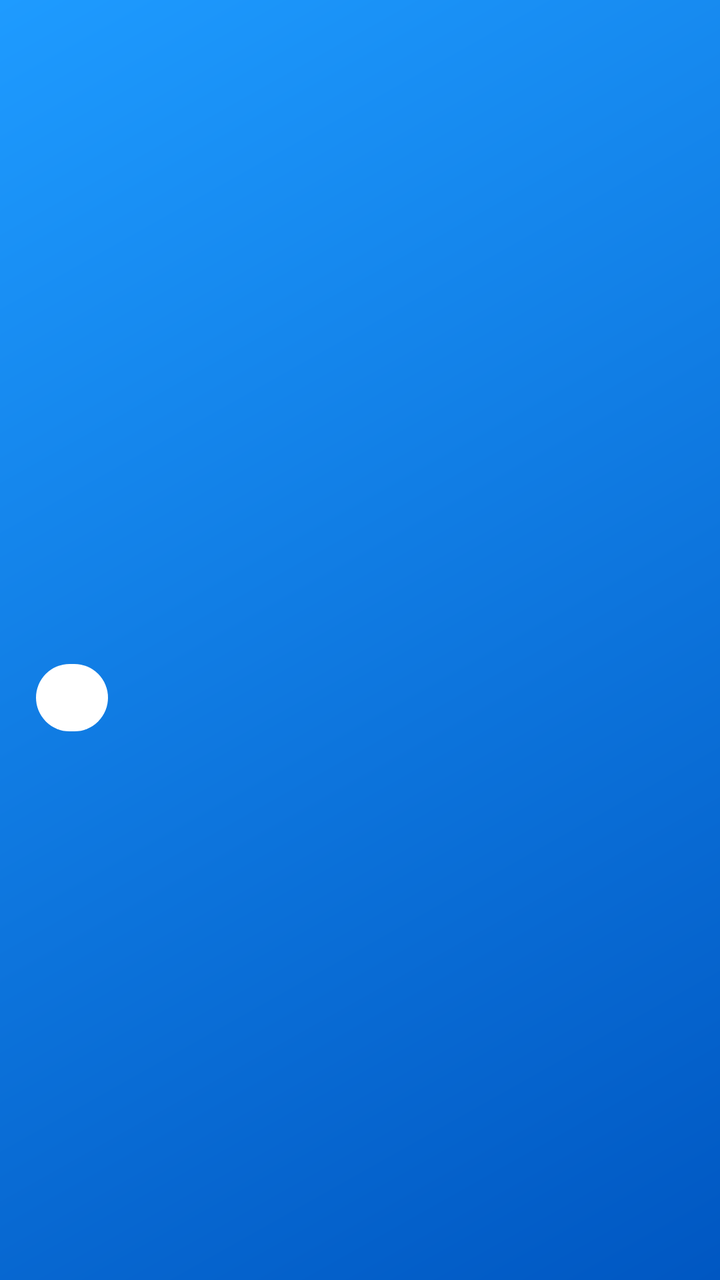
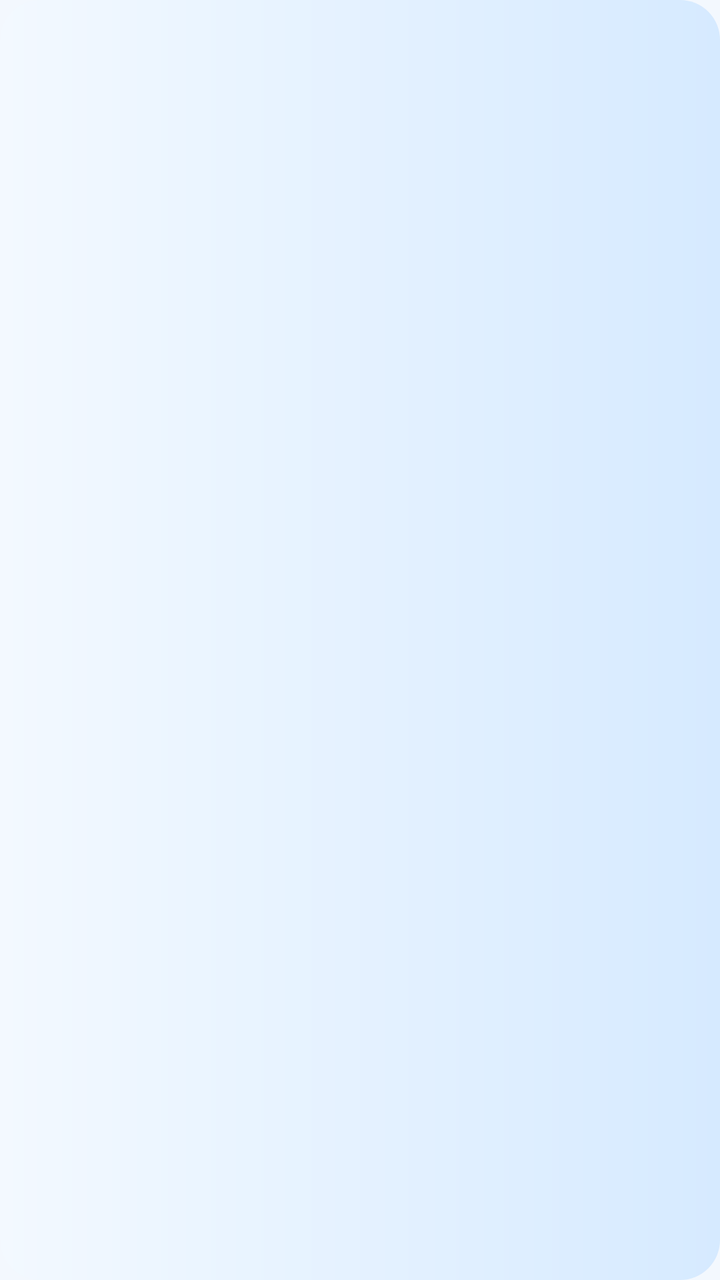

Two renders of the same Android screen: before a commit and after it. Below are the layout's source before the change and the commit's diff.
<!-- AndroidManifest.xml: application theme Theme.Vanty -->
<!-- res/layout/notif_aria_grande.xml -->
<?xml version="1.0" encoding="utf-8"?>
<LinearLayout xmlns:android="http://schemas.android.com/apk/res/android"
    android:id="@+id/raiz"
    android:layout_width="match_parent"
    android:layout_height="wrap_content"
    android:background="@drawable/notif_azul"
    android:gravity="center_vertical"
    android:orientation="horizontal"
    android:paddingStart="18dp"
    android:paddingTop="14dp"
    android:paddingEnd="10dp"
    android:paddingBottom="14dp">

    <LinearLayout
        android:layout_width="0dp"
        android:layout_height="wrap_content"
        android:layout_weight="1"
        android:orientation="vertical">

        <TextView
            android:id="@+id/titulo"
            android:layout_width="match_parent"
            android:layout_height="wrap_content"
            android:maxLines="2"
            android:textColor="#FFFFFF"
            android:textSize="17sp"
            android:textStyle="bold" />

        <TextView
            android:id="@+id/texto"
            android:layout_width="match_parent"
            android:layout_height="wrap_content"
            android:layout_marginTop="4dp"
            android:maxLines="4"
            android:textColor="#F2FFFFFF"
            android:textSize="14sp" />

        <TextView
            android:id="@+id/boton"
            android:layout_width="wrap_content"
            android:layout_height="wrap_content"
            android:layout_marginTop="12dp"
            android:background="@drawable/notif_boton"
            android:paddingStart="18dp"
            android:paddingTop="8dp"
            android:paddingEnd="18dp"
            android:paddingBottom="8dp"
            android:textAllCaps="true"
            android:textColor="#0057C2"
            android:textSize="13sp"
            android:textStyle="bold" />
    </LinearLayout>

    <ImageView
        android:id="@+id/aria"
        android:layout_width="96dp"
        android:layout_height="120dp"
        android:layout_marginStart="8dp"
        android:contentDescription="ARIA"
        android:scaleType="fitCenter" />
</LinearLayout>
<!-- resources referenced by this layout -->
<resources>
  <!-- drawable notif_azul (drawable) -->
  <?xml version="1.0" encoding="utf-8"?>
  <shape xmlns:android="http://schemas.android.com/apk/res/android" android:shape="rectangle">
      <gradient android:angle="315" android:startColor="#1E9BFF" android:endColor="#0057C2" />
  </shape>
  <!-- drawable notif_boton (drawable) -->
  <?xml version="1.0" encoding="utf-8"?>
  <shape xmlns:android="http://schemas.android.com/apk/res/android" android:shape="rectangle">
      <solid android:color="#FFFFFF" />
      <corners android:radius="50dp" />
  </shape>
  <style name="Theme.Vanty" parent="android:Theme.Material.Light.NoActionBar">
          <item name="android:windowBackground">@color/vanty_bg</item>
          <item name="android:statusBarColor">@android:color/transparent</item>
          <item name="android:navigationBarColor">@android:color/transparent</item>
      </style>
  <color name="vanty_bg">#F3F8FE</color>
</resources>

<!-- the commit's change to res/layout/notif_aria_grande.xml (unified diff, before → after) -->
@@ -3,59 +3,45 @@
     android:id="@+id/raiz"
     android:layout_width="match_parent"
     android:layout_height="wrap_content"
+    android:minHeight="128dp"
     android:background="@drawable/notif_azul"
-    android:gravity="center_vertical"
     android:orientation="horizontal"
-    android:paddingStart="18dp"
-    android:paddingTop="14dp"
-    android:paddingEnd="10dp"
-    android:paddingBottom="14dp">
+    android:paddingStart="18dp">
 
     <LinearLayout
         android:layout_width="0dp"
         android:layout_height="wrap_content"
+        android:layout_gravity="center_vertical"
         android:layout_weight="1"
-        android:orientation="vertical">
+        android:orientation="vertical"
+        android:paddingTop="16dp"
+        android:paddingBottom="16dp">
 
         <TextView
             android:id="@+id/titulo"
             android:layout_width="match_parent"
             android:layout_height="wrap_content"
             android:maxLines="2"
-            android:textColor="#FFFFFF"
-            android:textSize="17sp"
+            android:textColor="#0B1B33"
+            android:textSize="20sp"
             android:textStyle="bold" />
 
         <TextView
             android:id="@+id/texto"
             android:layout_width="match_parent"
             android:layout_height="wrap_content"
-            android:layout_marginTop="4dp"
+            android:layout_marginTop="6dp"
+            android:lineSpacingExtra="2dp"
             android:maxLines="4"
-            android:textColor="#F2FFFFFF"
-            android:textSize="14sp" />
-
-        <TextView
-            android:id="@+id/boton"
-            android:layout_width="wrap_content"
-            android:layout_height="wrap_content"
-            android:layout_marginTop="12dp"
-            android:background="@drawable/notif_boton"
-            android:paddingStart="18dp"
-            android:paddingTop="8dp"
-            android:paddingEnd="18dp"
-            android:paddingBottom="8dp"
-            android:textAllCaps="true"
-            android:textColor="#0057C2"
-            android:textSize="13sp"
-            android:textStyle="bold" />
+            android:textColor="#33507A"
+            android:textSize="15sp" />
     </LinearLayout>
 
     <ImageView
         android:id="@+id/aria"
-        android:layout_width="96dp"
-        android:layout_height="120dp"
-        android:layout_marginStart="8dp"
+        android:layout_width="124dp"
+        android:layout_height="136dp"
+        android:layout_gravity="bottom"
         android:contentDescription="ARIA"
-        android:scaleType="fitCenter" />
+        android:scaleType="fitEnd" />
 </LinearLayout>
<!-- resource entries referenced after the edit -->
@@ -3,13 +3,8 @@
   <!-- drawable notif_azul (drawable) -->
   <?xml version="1.0" encoding="utf-8"?>
   <shape xmlns:android="http://schemas.android.com/apk/res/android" android:shape="rectangle">
-      <gradient android:angle="315" android:startColor="#1E9BFF" android:endColor="#0057C2" />
-  </shape>
-  <!-- drawable notif_boton (drawable) -->
-  <?xml version="1.0" encoding="utf-8"?>
-  <shape xmlns:android="http://schemas.android.com/apk/res/android" android:shape="rectangle">
-      <solid android:color="#FFFFFF" />
-      <corners android:radius="50dp" />
+      <gradient android:angle="0" android:startColor="#F3F9FF" android:endColor="#D6EAFF" />
+      <corners android:radius="20dp" />
   </shape>
   <style name="Theme.Vanty" parent="android:Theme.Material.Light.NoActionBar">
           <item name="android:windowBackground">@color/vanty_bg</item>
